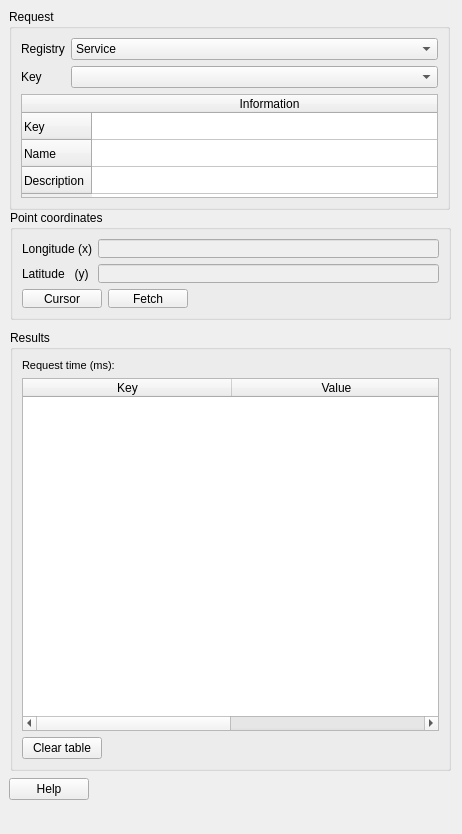
Above: widgets/GeoContextQGISPlugin_dockwidget_base.ui from kartoza/GeoContextQGISPlugin before the change. Below: the same form after it.
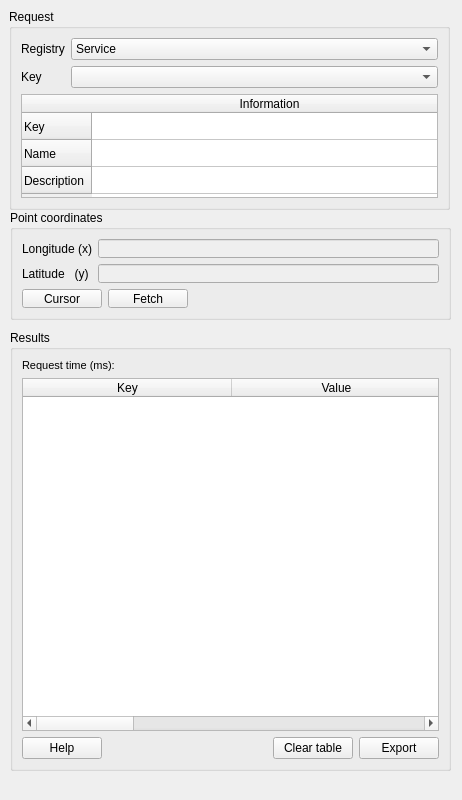
That is the form after the change. Custom widgets are drawn as their Qt base class.

Commit message: Added export button. Added lat/long to docking table. Read data from docking table

What changed in the file:
```diff
--- a/widgets/GeoContextQGISPlugin_dockwidget_base.ui
+++ b/widgets/GeoContextQGISPlugin_dockwidget_base.ui
@@ -7,7 +7,7 @@
     <x>0</x>
     <y>0</y>
     <width>462</width>
-    <height>834</height>
+    <height>800</height>
    </rect>
   </property>
   <property name="windowTitle">
@@ -57,14 +57,24 @@
          <string>Value</string>
         </property>
        </column>
+       <column>
+        <property name="text">
+         <string>Longitude</string>
+        </property>
+       </column>
+       <column>
+        <property name="text">
+         <string>Latitude</string>
+        </property>
+       </column>
       </widget>
      </item>
      <item>
       <layout class="QHBoxLayout" name="hlResults">
        <item>
-        <widget class="QPushButton" name="btnClear">
+        <widget class="QPushButton" name="btnHelp">
          <property name="text">
-          <string>Clear table</string>
+          <string>Help</string>
          </property>
         </widget>
        </item>
@@ -81,6 +91,20 @@
          </property>
         </spacer>
        </item>
+       <item>
+        <widget class="QPushButton" name="btnClear">
+         <property name="text">
+          <string>Clear table</string>
+         </property>
+        </widget>
+       </item>
+       <item>
+        <widget class="QPushButton" name="btnExport">
+         <property name="text">
+          <string>Export</string>
+         </property>
+        </widget>
+       </item>
       </layout>
      </item>
     </layout>
@@ -279,38 +303,6 @@
      </item>
     </layout>
    </widget>
-   <widget class="QWidget" name="horizontalLayoutWidget_3">
-    <property name="geometry">
-     <rect>
-      <x>9</x>
-      <y>777</y>
-      <width>441</width>
-      <height>25</height>
-     </rect>
-    </property>
-    <layout class="QHBoxLayout" name="horizontalLayout_3">
-     <item>
-      <widget class="QPushButton" name="btnHelp">
-       <property name="text">
-        <string>Help</string>
-       </property>
-      </widget>
-     </item>
-     <item>
-      <spacer name="hsButtons">
-       <property name="orientation">
-        <enum>Qt::Horizontal</enum>
-       </property>
-       <property name="sizeHint" stdset="0">
-        <size>
-         <width>40</width>
-         <height>20</height>
-        </size>
-       </property>
-      </spacer>
-     </item>
-    </layout>
-   </widget>
    <zorder>gbRequest</zorder>
    <zorder>gbPointCoor</zorder>
    <zorder>gbResults</zorder>
```
Left out of the diff: 1 changed line with no effect on the pictures. The commit also changes 12 other files.
